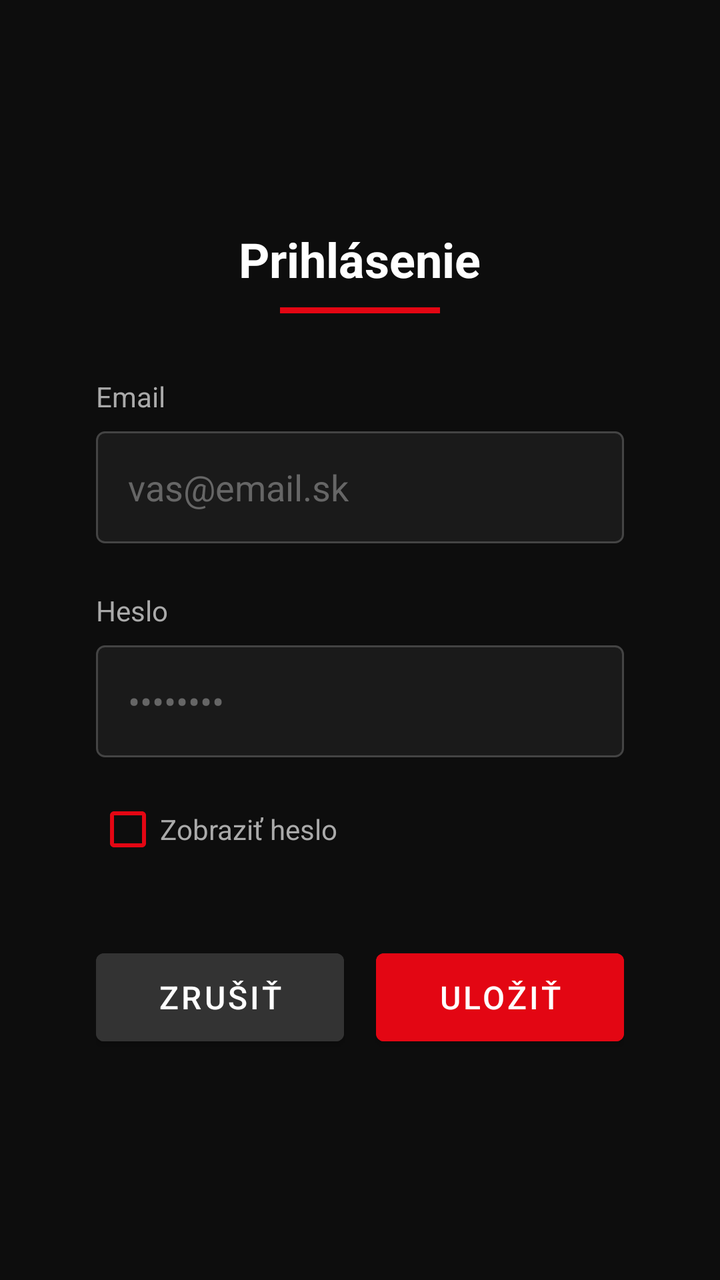
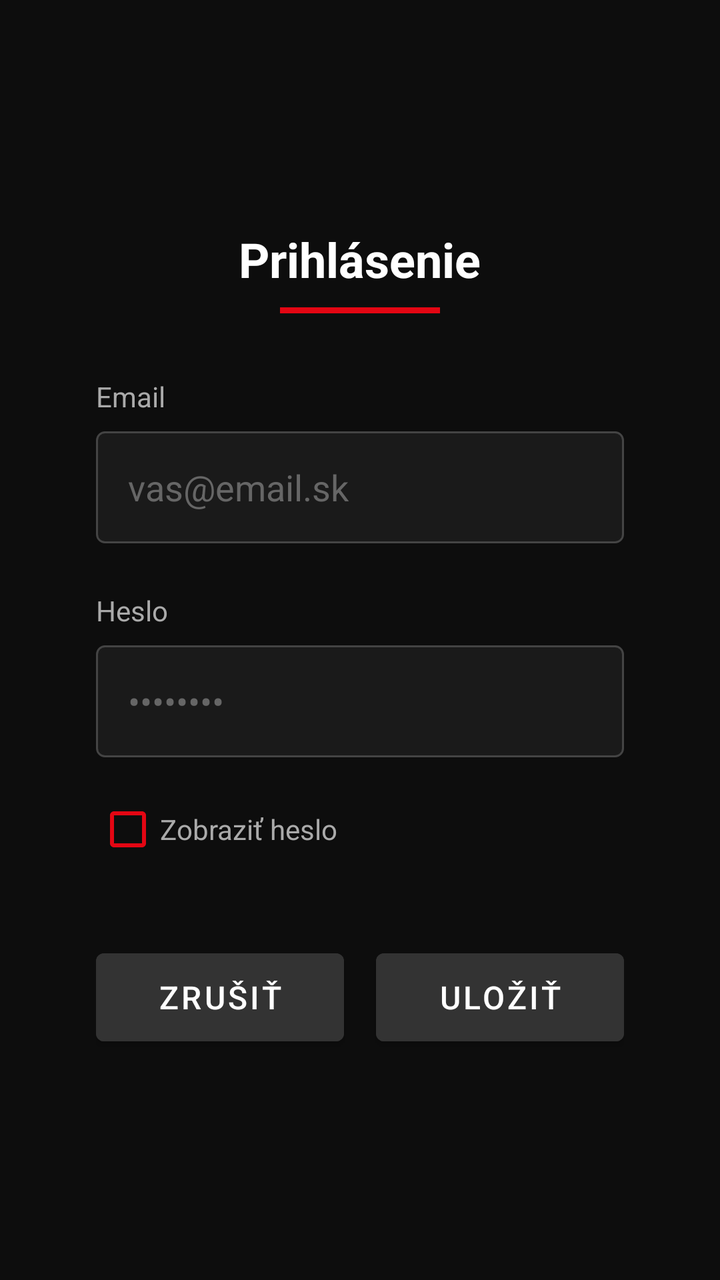

The first picture is an Android layout as it rendered before a commit; the second is the same layout after the commit. The layout source and the unified diff follow.
<!-- AndroidManifest.xml: application theme Theme.JojPlay -->
<!-- res/layout/activity_settings.xml -->
<?xml version="1.0" encoding="utf-8"?>
<LinearLayout xmlns:android="http://schemas.android.com/apk/res/android"
    android:layout_width="match_parent"
    android:layout_height="match_parent"
    android:orientation="vertical"
    android:gravity="center"
    android:background="#0D0D0D"
    android:padding="48dp">

    <TextView
        android:layout_width="wrap_content"
        android:layout_height="wrap_content"
        android:text="Prihlásenie"
        android:textColor="#FFFFFF"
        android:textSize="24sp"
        android:textStyle="bold"
        android:layout_marginBottom="8dp"/>

    <View
        android:layout_width="80dp"
        android:layout_height="3dp"
        android:background="#E30613"
        android:layout_marginBottom="32dp"/>

    <TextView
        android:layout_width="match_parent"
        android:layout_height="wrap_content"
        android:text="Email"
        android:textColor="#AAAAAA"
        android:textSize="14sp"
        android:layout_marginBottom="8dp"/>

    <EditText
        android:id="@+id/inputEmail"
        android:layout_width="match_parent"
        android:layout_height="56dp"
        android:inputType="textEmailAddress"
        android:hint="vas@email.sk"
        android:textColor="#FFFFFF"
        android:textColorHint="#666666"
        android:background="@drawable/input_bg"
        android:paddingStart="16dp"
        android:paddingEnd="16dp"
        android:textSize="18sp"
        android:layout_marginBottom="24dp"
        android:focusable="true"
        android:focusableInTouchMode="true"
        android:nextFocusDown="@id/inputPassword"/>

    <TextView
        android:layout_width="match_parent"
        android:layout_height="wrap_content"
        android:text="Heslo"
        android:textColor="#AAAAAA"
        android:textSize="14sp"
        android:layout_marginBottom="8dp"/>

    <EditText
        android:id="@+id/inputPassword"
        android:layout_width="match_parent"
        android:layout_height="56dp"
        android:inputType="textPassword"
        android:hint="••••••••"
        android:textColor="#FFFFFF"
        android:textColorHint="#666666"
        android:background="@drawable/input_bg"
        android:paddingStart="16dp"
        android:paddingEnd="16dp"
        android:textSize="18sp"
        android:layout_marginBottom="12dp"
        android:focusable="true"
        android:focusableInTouchMode="true"
        android:nextFocusDown="@id/checkShowPassword"/>

    <CheckBox
        android:id="@+id/checkShowPassword"
        android:layout_width="match_parent"
        android:layout_height="wrap_content"
        android:text="Zobraziť heslo"
        android:textColor="#AAAAAA"
        android:textSize="14sp"
        android:buttonTint="#E30613"
        android:layout_marginBottom="32dp"
        android:focusable="true"
        android:focusableInTouchMode="true"
        android:nextFocusDown="@id/btnSave"/>

    <LinearLayout
        android:layout_width="match_parent"
        android:layout_height="wrap_content"
        android:orientation="horizontal"
        android:gravity="center">

        <Button
            android:id="@+id/btnCancel"
            android:layout_width="0dp"
            android:layout_height="56dp"
            android:layout_weight="1"
            android:layout_marginEnd="16dp"
            android:text="Zrušiť"
            android:textSize="16sp"
            android:backgroundTint="#333333"
            android:focusable="true"
            android:nextFocusRight="@id/btnSave"/>

        <Button
            android:id="@+id/btnSave"
            android:layout_width="0dp"
            android:layout_height="56dp"
            android:layout_weight="1"
            android:text="Uložiť"
            android:textSize="16sp"
            android:backgroundTint="#E30613"
            android:focusable="true"
            android:nextFocusLeft="@id/btnCancel"/>
    </LinearLayout>
</LinearLayout>
<!-- resources referenced by this layout -->
<resources>
  <!-- drawable input_bg (drawable) -->
  <?xml version="1.0" encoding="utf-8"?>
  <shape xmlns:android="http://schemas.android.com/apk/res/android"
      android:shape="rectangle">
      <solid android:color="#1A1A1A"/>
      <stroke
          android:width="1dp"
          android:color="#444444"/>
      <corners android:radius="4dp"/>
  </shape>
  <style name="Theme.JojPlay" parent="Theme.MaterialComponents.DayNight.NoActionBar">
          <item name="colorPrimary">#E30613</item>
          <item name="colorPrimaryVariant">#B00010</item>
          <item name="colorOnPrimary">#FFFFFF</item>
          <item name="colorSecondary">#E30613</item>
          <item name="android:windowBackground">#0D0D0D</item>
          <item name="android:statusBarColor">#000000</item>
          <item name="android:navigationBarColor">#000000</item>
          <item name="strokeColor">#E30613</item>
          <item name="android:listSelector">@drawable/list_selector</item>
          <item name="android:colorFocusedHighlight">#E30613</item>
      </style>
  <!-- drawable list_selector (drawable) -->
  <?xml version="1.0" encoding="utf-8"?>
  <selector xmlns:android="http://schemas.android.com/apk/res/android">
      <item android:state_focused="true">
          <shape>
              <solid android:color="#55E30613"/>
              <corners android:radius="4dp"/>
          </shape>
      </item>
      <item android:drawable="@android:color/transparent"/>
  </selector>
</resources>

<!-- the commit's change to res/layout/activity_settings.xml (unified diff, before → after) -->
@@ -110,8 +110,9 @@
             android:layout_weight="1"
             android:text="Uložiť"
             android:textSize="16sp"
-            android:backgroundTint="#E30613"
+            android:backgroundTint="#333333"
             android:focusable="true"
             android:nextFocusLeft="@id/btnCancel"/>
+
     </LinearLayout>
 </LinearLayout>
